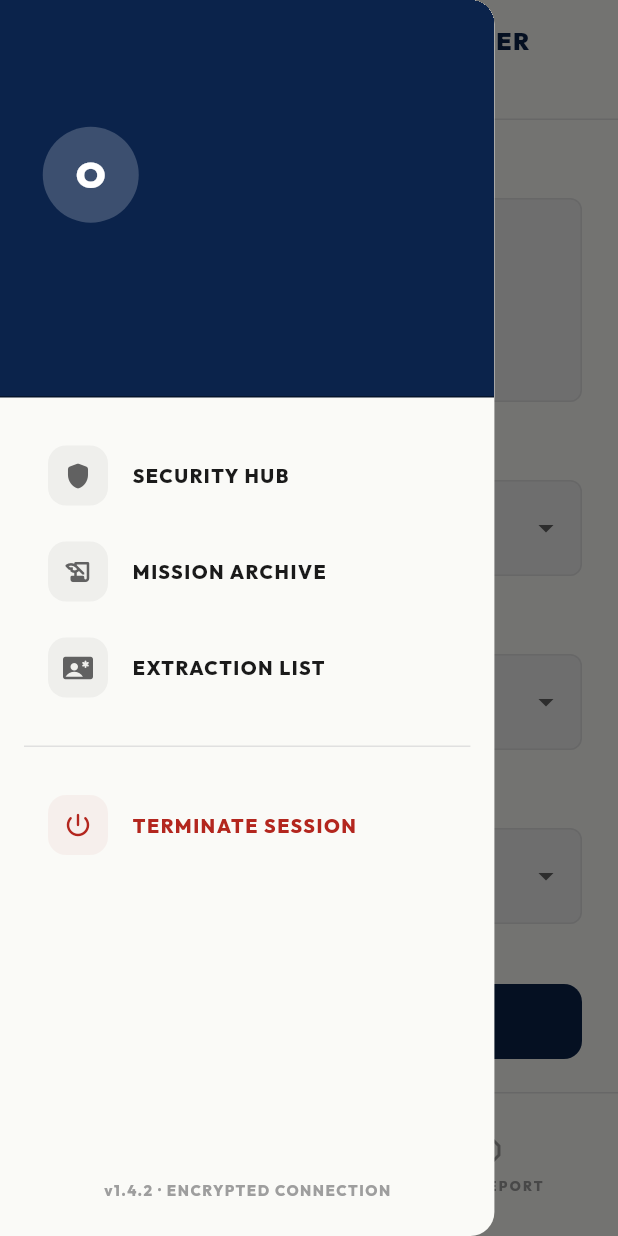
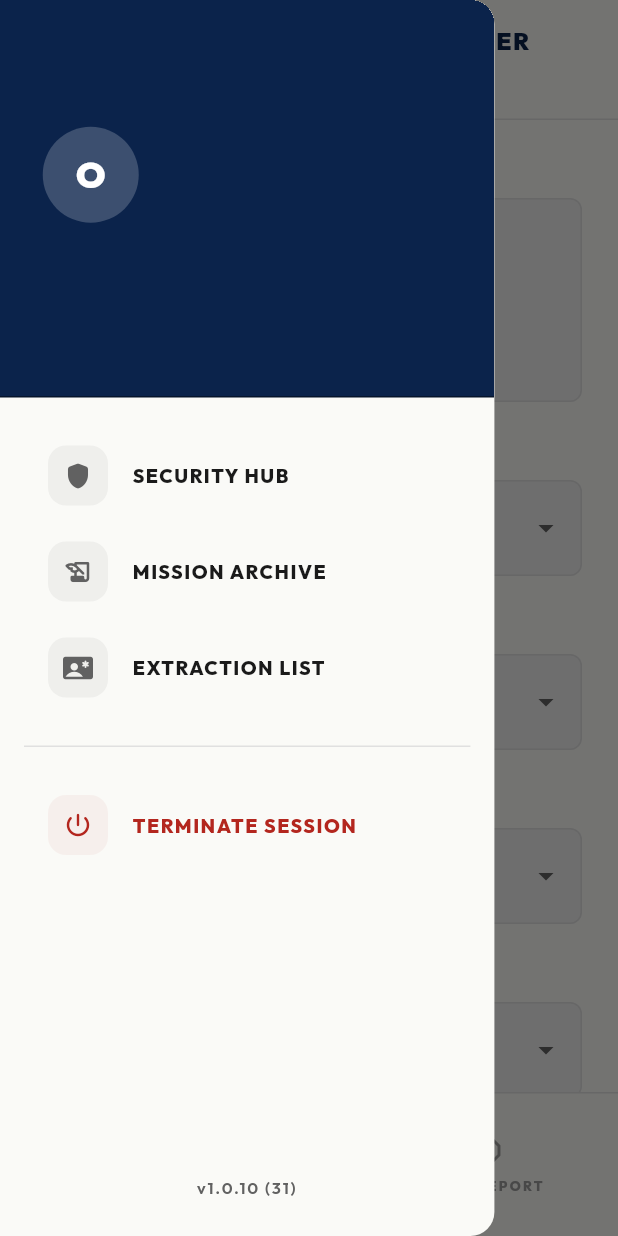
Before and after one commit to KusuConsult-NG/Rainbow, a Flutter app: the AdminBroadcastScreen screen opened by its route, with the side drawer open, on a phone screen of 412 x 824 dp. Run offline on Flutter 3.47's test engine with Material 3 defaults, Android fonts, the phone set to English and light mode, and no system bars; our stand-ins replace battery_plus, connectivity_plus, flutter_dotenv, flutter_map, flutter_riverpod, flutter_secure_storage and 16 more; missing offline and left inert: flutter_background_service, flutter_webrtc, onesignal_flutter, pointycastle, record; accounts and stored records are empty.

Commit message:
App: fix Mission Intel, broadcast area, contacts, uninstall and version text
- Mission Intel's DISPATCHER CHAT pushed '/dispatcher-chat?alertId=…';
  the router reads the alert from extra, so it always fell back to
  another screen. It now opens Secure Chat for the alert.
- Mission Intel's RESOLVE wrote RESOLVED with no debrief and no record of
  who resolved it; it now opens the debrief screen. DISPATCH, which set
  DISPATCHED with nobody assigned (telling the citizen SQUAD DISPATCHED),
  is removed: officers are chosen in DISPATCH UNIT on the mission feed.
- The broadcast sender offered LGA_JOS_NORTH and LGA_JOS_SOUTH as
  audiences, which no reader recognises, so those advisories reached the
  whole state. Audience is ALL / CITIZENS / AGENTS, and the place is a
  separate Area field written to target_lga.
- The side-menu contact form replaced the whole list with one
  {name, phone} map; Settings stores text. It now adds a text entry, and
  Settings reads older map entries as 'name · number'.
- A failed uninstall request said it was 'recorded locally' and would be
  reviewed later. Nothing was stored; it now says it was not sent.
- The splash said v4.5.0 and the side menu v1.4.2; both now show the
  build's real version.

Co-Authored-By: Claude Opus 5.5 <noreply@anthropic.com>
Claude-Session: https://claude.ai/code/session_01LT5Eb4ho3oUqBbrgt89tex

```diff
--- a/lib/features/agent/admin_broadcast_screen.dart
+++ b/lib/features/agent/admin_broadcast_screen.dart
@@ -1,5 +1,6 @@
 import 'package:flutter/material.dart';
 import 'package:google_fonts/google_fonts.dart';
+import 'package:rainbow_app/core/constants/tactical_mapping.dart';
 import 'package:rainbow_app/core/supabase/supabase_config.dart';
 import 'package:rainbow_app/core/theme/app_colors.dart';
 import 'package:rainbow_app/shared/widgets/rainbow_app_bar.dart';
@@ -15,6 +16,7 @@ class _AdminBroadcastScreenState extends State<AdminBroadcastScreen> {
   final _messageCtrl = TextEditingController();
   String _severity = 'MEDIUM';
   String _audience = 'ALL';
+  String _lga = 'ALL';
   int _expiryHours = 24;
 
   Future<void> _sendBroadcast() async {
@@ -34,6 +36,10 @@ class _AdminBroadcastScreenState extends State<AdminBroadcastScreen> {
         // `target_type` — so console advisories arrived addressed to nobody in
         // particular and went to everyone. One name now, everywhere.
         'target_audience': _audience,
+        // Place goes in its own column. The audience menu offered
+        // LGA_JOS_NORTH and LGA_JOS_SOUTH as audiences, which no reader
+        // recognises, so those advisories went to every phone in the state.
+        'target_lga': _lga,
         'is_active': true,
         'expires_at': expiresAt,
       });
@@ -115,11 +121,35 @@ class _AdminBroadcastScreenState extends State<AdminBroadcastScreen> {
               border: OutlineInputBorder(borderRadius: BorderRadius.circular(12), borderSide: BorderSide.none),
             ),
             style: const TextStyle(color: AppColors.onBackground),
-            items: ['ALL', 'CITIZENS', 'AGENTS', 'LGA_JOS_NORTH', 'LGA_JOS_SOUTH']
+            items: ['ALL', 'CITIZENS', 'AGENTS']
                 .map((e) => DropdownMenuItem(value: e, child: Text(e)))
                 .toList(),
             onChanged: (val) {
               if (val != null) setState(() => _audience = val);
+            },
+          ),
+          const SizedBox(height: 24),
+
+          Text('Area', style: GoogleFonts.outfit(color: AppColors.onBackground, fontWeight: FontWeight.bold)),
+          const SizedBox(height: 8),
+          DropdownButtonFormField<String>(
+            key: const ValueKey('broadcast_lga'),
+            initialValue: _lga,
+            isExpanded: true,
+            dropdownColor: AppColors.surfaceContainer,
+            decoration: InputDecoration(
+              filled: true,
+              fillColor: AppColors.surfaceContainer,
+              border: OutlineInputBorder(borderRadius: BorderRadius.circular(12), borderSide: BorderSide.none),
+            ),
+            style: const TextStyle(color: AppColors.onBackground),
+            items: [
+              const DropdownMenuItem(value: 'ALL', child: Text('WHOLE STATE')),
+              for (final lga in plateauTacticalMap)
+                DropdownMenuItem(value: lga.name, child: Text(lga.name.toUpperCase())),
+            ],
+            onChanged: (val) {
+              if (val != null) setState(() => _lga = val);
             },
           ),
           const SizedBox(height: 24),
--- a/lib/shared/widgets/tactical_drawer.dart
+++ b/lib/shared/widgets/tactical_drawer.dart
@@ -5,6 +5,7 @@ import 'package:google_fonts/google_fonts.dart';
 import 'package:rainbow_app/core/router/app_router.dart';
 import 'package:rainbow_app/core/theme/app_colors.dart';
 import 'package:rainbow_app/providers/auth_provider.dart';
+import 'package:rainbow_app/shared/widgets/build_stamp.dart';
 
 /// Documentation for this public member.
 
@@ -87,15 +88,10 @@ class TacticalDrawer extends ConsumerWidget {
           ),
           Padding(
             padding: const EdgeInsets.all(24),
-            child: Text(
-              'v1.4.2 · ENCRYPTED CONNECTION',
-              style: GoogleFonts.outfit(
-                color: AppColors.textDim,
-                fontSize: 10,
-                fontWeight: FontWeight.w800,
-                letterSpacing: 1,
-              ),
-            ),
+            // The real version, read from the build. This said v1.4.2 while
+            // the splash said v4.5.0 and the app was 1.0.10 — three answers
+            // to the first question asked when somebody reports a fault.
+            child: const BuildStamp(),
           ),
         ],
       ),
```
Also changed, not shown: lib/features/agent/mission_intel_screen.dart (+16 -18 lines), lib/features/onboarding/onboarding_contacts_screen.dart (+17 -5 lines), lib/features/settings/settings_screen.dart (+20 -3 lines), lib/features/settings/uninstall_request_screen.dart (+6 -3 lines), lib/features/splash/splash_screen.dart (+3 -9 lines), 2 other files.
